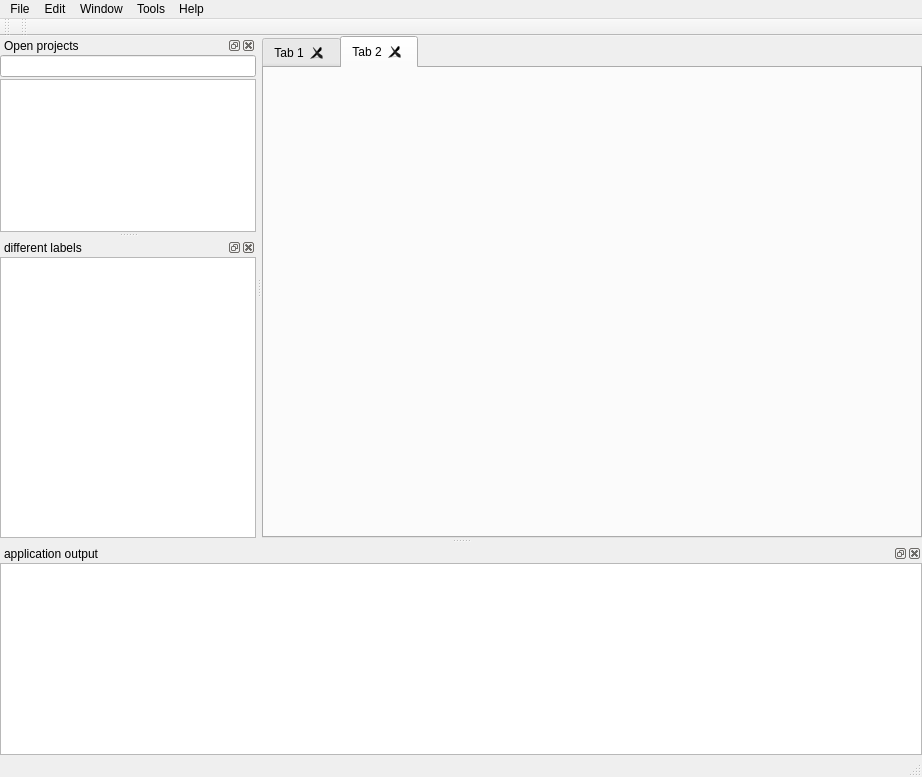
Before: the Qt Designer form src/mdimain.ui in adhoc2/HEXplorer_qt5, drawn with Qt 5.
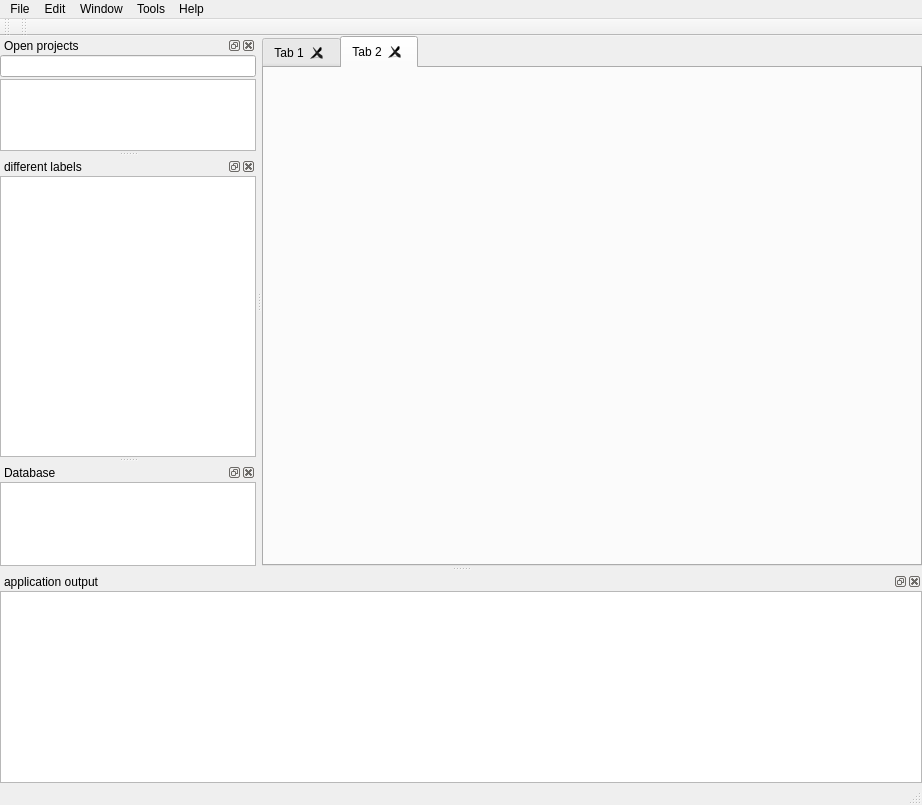
After: the same form once the commit is applied. The open tabs and pages were chosen to show the change. Icons and pictures are not drawn. Custom widgets are drawn as their Qt base class.

```diff
--- a/src/mdimain.ui
+++ b/src/mdimain.ui
@@ -7,7 +7,7 @@
     <x>0</x>
     <y>0</y>
     <width>922</width>
-    <height>777</height>
+    <height>805</height>
    </rect>
   </property>
   <property name="sizePolicy">
@@ -31,9 +31,6 @@
   </property>
   <widget class="QWidget" name="centralwidget">
    <layout class="QVBoxLayout" name="verticalLayout_2">
-    <property name="spacing">
-     <number>0</number>
-    </property>
     <property name="leftMargin">
      <number>0</number>
     </property>
@@ -48,6 +45,12 @@
     </property>
     <item>
      <widget class="CTabWidget" name="tabWidget">
+      <property name="maximumSize">
+       <size>
+        <width>16777215</width>
+        <height>16777215</height>
+       </size>
+      </property>
       <property name="acceptDrops">
        <bool>true</bool>
       </property>
@@ -262,7 +265,7 @@
     </layout>
    </widget>
   </widget>
-  <widget class="QDockWidget" name="dockWidget">
+  <widget class="QDockWidget" name="Differentlabels_Dock">
    <property name="enabled">
     <bool>true</bool>
    </property>
@@ -349,6 +352,33 @@
    </attribute>
   </widget>
   <widget class="QStatusBar" name="statusBar"/>
+  <widget class="QDockWidget" name="dockWidget">
+   <property name="windowTitle">
+    <string>Database</string>
+   </property>
+   <attribute name="dockWidgetArea">
+    <number>1</number>
+   </attribute>
+   <widget class="QWidget" name="dockWidgetContents_2">
+    <layout class="QVBoxLayout" name="verticalLayout_6">
+     <property name="leftMargin">
+      <number>0</number>
+     </property>
+     <property name="topMargin">
+      <number>0</number>
+     </property>
+     <property name="rightMargin">
+      <number>0</number>
+     </property>
+     <property name="bottomMargin">
+      <number>0</number>
+     </property>
+     <item>
+      <widget class="ConnectionWidget" name="connectionWidget"/>
+     </item>
+    </layout>
+   </widget>
+  </widget>
   <action name="actionExit">
    <property name="icon">
     <iconset resource="icones.qrc">
@@ -490,6 +520,11 @@
    <header location="global">ctabwidget.h</header>
    <container>1</container>
   </customwidget>
+  <customwidget>
+   <class>ConnectionWidget</class>
+   <extends>QTreeView</extends>
+   <header>connectionwidget.h</header>
+  </customwidget>
  </customwidgets>
  <resources>
   <include location="icones.qrc"/>
```
Left out of the diff: 32 changed lines with no effect on the pictures.
